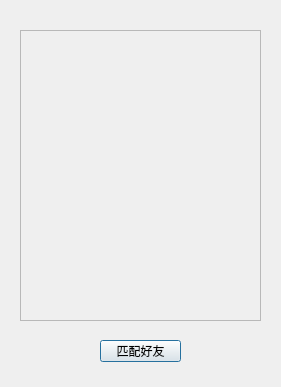
Old version of the form client/ui/tageditor.ui in the repository pechpo/What-s-up.
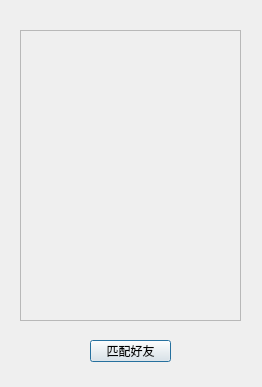
New version of the form.

```diff
--- a/client/ui/tageditor.ui
+++ b/client/ui/tageditor.ui
@@ -6,7 +6,7 @@
    <rect>
     <x>0</x>
     <y>0</y>
-    <width>281</width>
+    <width>262</width>
     <height>387</height>
    </rect>
   </property>
@@ -18,7 +18,7 @@
     <rect>
      <x>20</x>
      <y>30</y>
-     <width>241</width>
+     <width>221</width>
      <height>291</height>
     </rect>
    </property>
@@ -30,7 +30,7 @@
      <rect>
       <x>0</x>
       <y>0</y>
-      <width>239</width>
+      <width>219</width>
       <height>289</height>
      </rect>
     </property>
@@ -39,7 +39,7 @@
   <widget class="QPushButton" name="confirmButton">
    <property name="geometry">
     <rect>
-     <x>100</x>
+     <x>90</x>
      <y>340</y>
      <width>81</width>
      <height>22</height>
```
